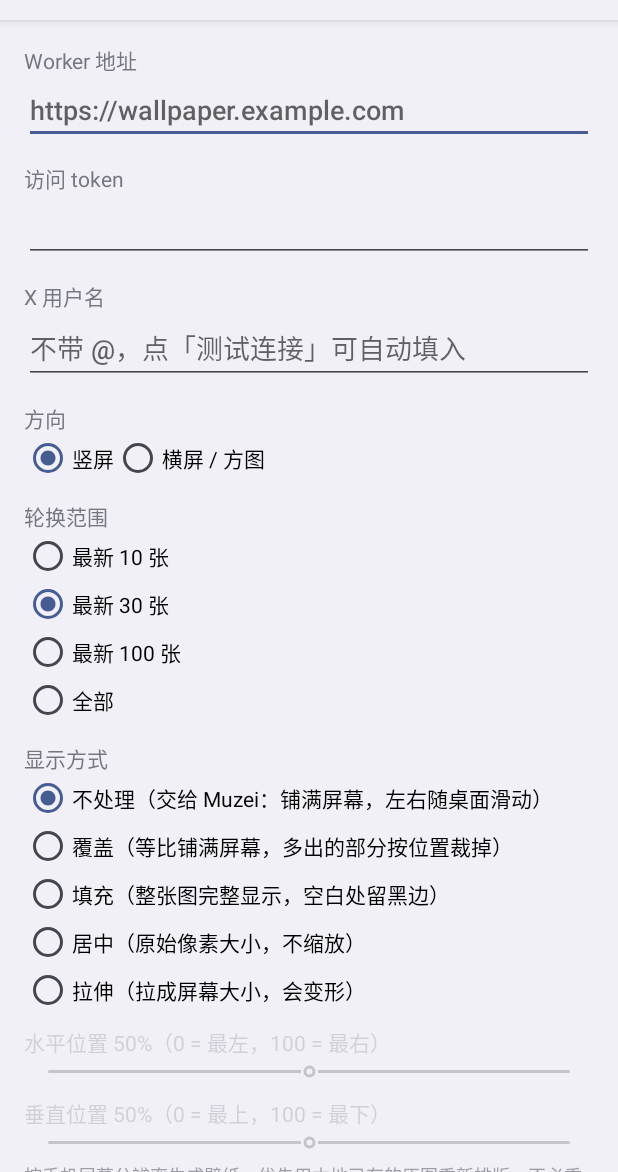
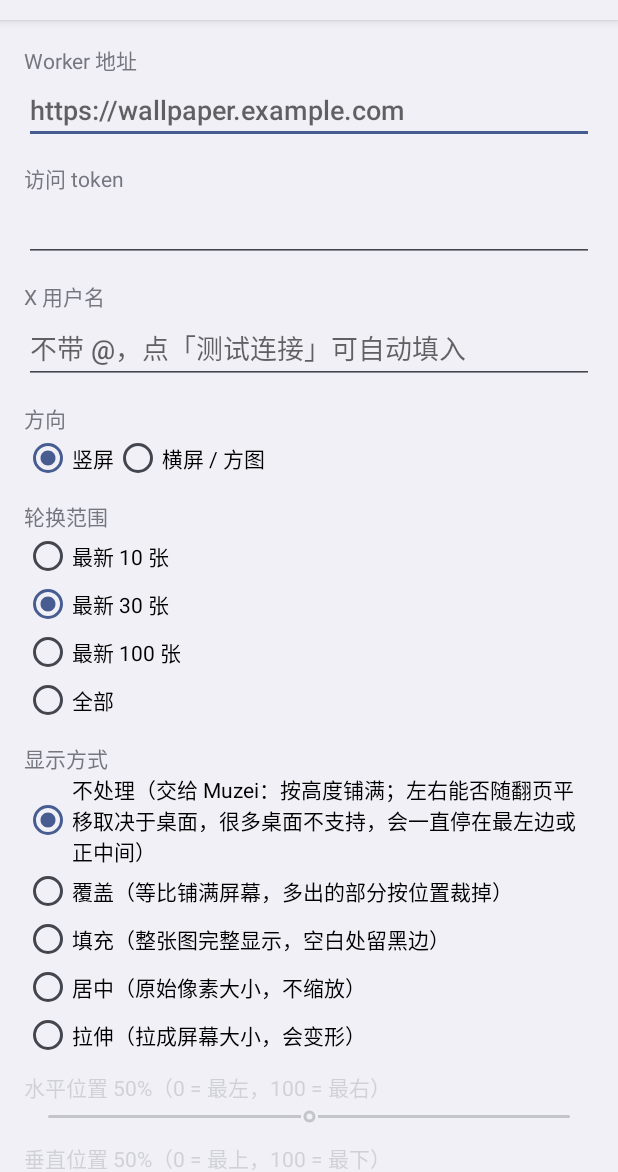
Before and after one commit to endoretic/x-wallpaper-pics, an Android app: the screen it shows after launch (SettingsActivity), on a phone screen of 412 x 824 dp, the part 64-1236 px from its top. Run offline under Robolectric (Android 15) with nearby library versions, the phone set to English and light mode, and no system bars.

Commit message:
Clarify that Muzei's panning depends on the launcher
Muzei only pans by the scroll offsets the launcher reports through
setWallpaperOffsets; many launchers no longer report them, leaving the
image at its initial (left) or a fixed centre position. Say so in the
"leave it to Muzei" option and the README instead of promising that
the wallpaper follows home screen scrolling.

Co-Authored-By: Claude Opus 5.5 <noreply@anthropic.com>

```diff
--- a/android-muzei-source/app/src/main/res/values/strings.xml
+++ b/android-muzei-source/app/src/main/res/values/strings.xml
@@ -21,7 +21,7 @@
     <string name="pool_30">最新 30 张</string>
     <string name="pool_100">最新 100 张</string>
     <string name="label_display">显示方式</string>
-    <string name="display_none">不处理（交给 Muzei：铺满屏幕，左右随桌面滑动）</string>
+    <string name="display_none">不处理（交给 Muzei：按高度铺满；左右能否随翻页平移取决于桌面，很多桌面不支持，会一直停在最左边或正中间）</string>
     <string name="display_cover">覆盖（等比铺满屏幕，多出的部分按位置裁掉）</string>
     <string name="display_fit">填充（整张图完整显示，空白处留黑边）</string>
     <string name="display_center">居中（原始像素大小，不缩放）</string>
```
Also changed, not shown: 1 other file.
